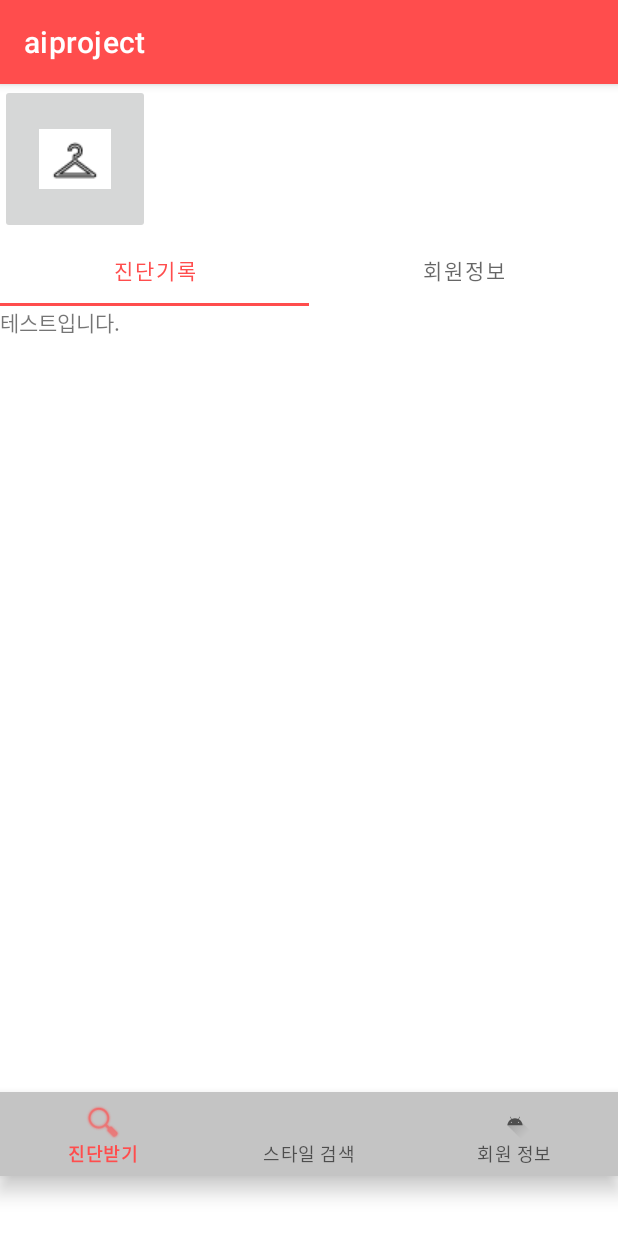
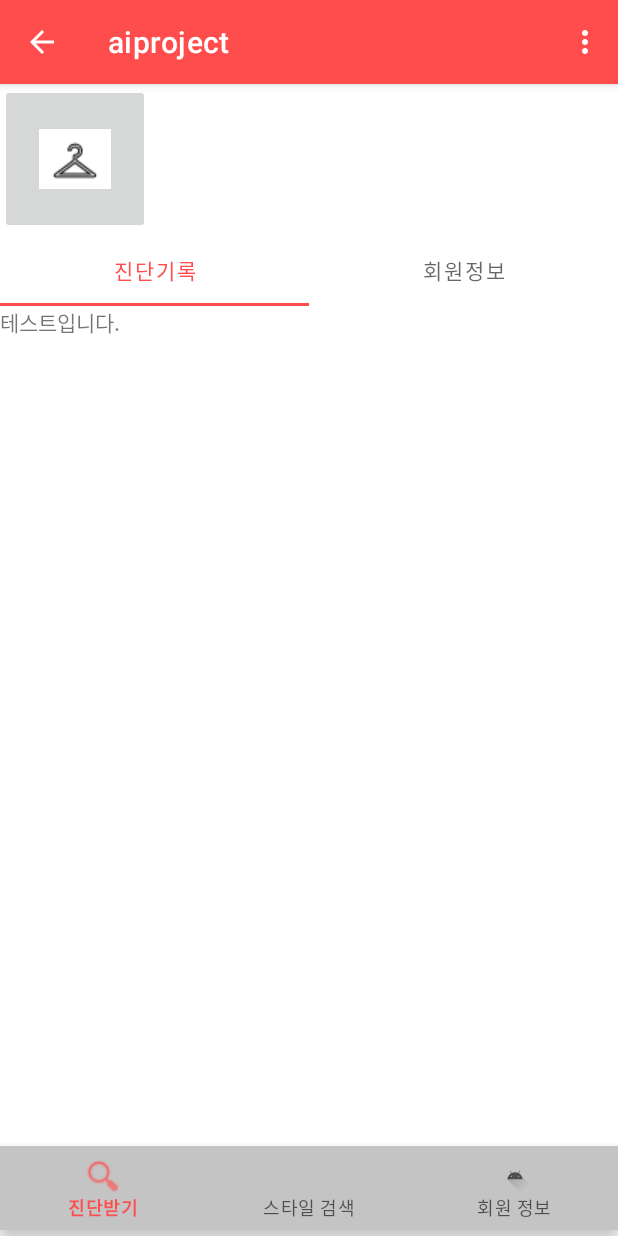
Before and after one commit to yunnn426/Mosa, an Android app: the CustomerInfo screen opened directly, with no data from a screen before it, on a phone screen of 412 x 824 dp. Run offline under Robolectric (Android 15) with nearby library versions, the phone set to English and light mode, and no system bars.

```diff
--- a/app/src/main/java/com/example/mosa/CustomerInfo.java
+++ b/app/src/main/java/com/example/mosa/CustomerInfo.java
@@ -5,6 +5,7 @@ import android.graphics.Bitmap;
 import android.graphics.drawable.BitmapDrawable;
 import android.os.Bundle;
 import android.util.Log;
+import android.view.Menu;
 import android.view.MenuItem;
 import android.view.ViewGroup;
 import android.widget.TextView;
@@ -37,6 +38,8 @@ public class CustomerInfo extends AppCompatActivity {
     protected void onCreate(Bundle savedInstanceState) {
         super.onCreate(savedInstanceState);
         setContentView(R.layout.customer_info);
+        getSupportActionBar().setDisplayHomeAsUpEnabled(true);
+
         customer_name=findViewById(R.id.customer_name);
         customer_email=findViewById(R.id.customer_email);
 
@@ -109,6 +112,19 @@ public class CustomerInfo extends AppCompatActivity {
             return false;
         });
     }
+    @Override
+    public boolean onCreateOptionsMenu(Menu menu){
+        getMenuInflater().inflate(R.menu.top_menu,menu); //우상단 메뉴 활성화
+        return super.onCreateOptionsMenu(menu);
+    }
+    @Override
+    public boolean onOptionsItemSelected(MenuItem item) {
+        if (item.getItemId() == android.R.id.home) {
+            onBackPressed(); // 뒤로가기 버튼을 눌렀을 때 , 바로 이전 화면으로 이동
+            return true;
+        }
+        return super.onOptionsItemSelected(item);
+    }
     public File BmpToFile(Bitmap bmp, String filename)
     {
         File file=new File(getExternalFilesDir(null),filename);
--- a/app/src/main/res/layout/customer_info.xml
+++ b/app/src/main/res/layout/customer_info.xml
@@ -49,7 +49,7 @@
     <androidx.viewpager.widget.ViewPager
         android:id="@+id/view_pager"
         android:layout_width="match_parent"
-        android:layout_height="524dp" >
+        android:layout_height="560dp" >
 
     </androidx.viewpager.widget.ViewPager>
 
```
